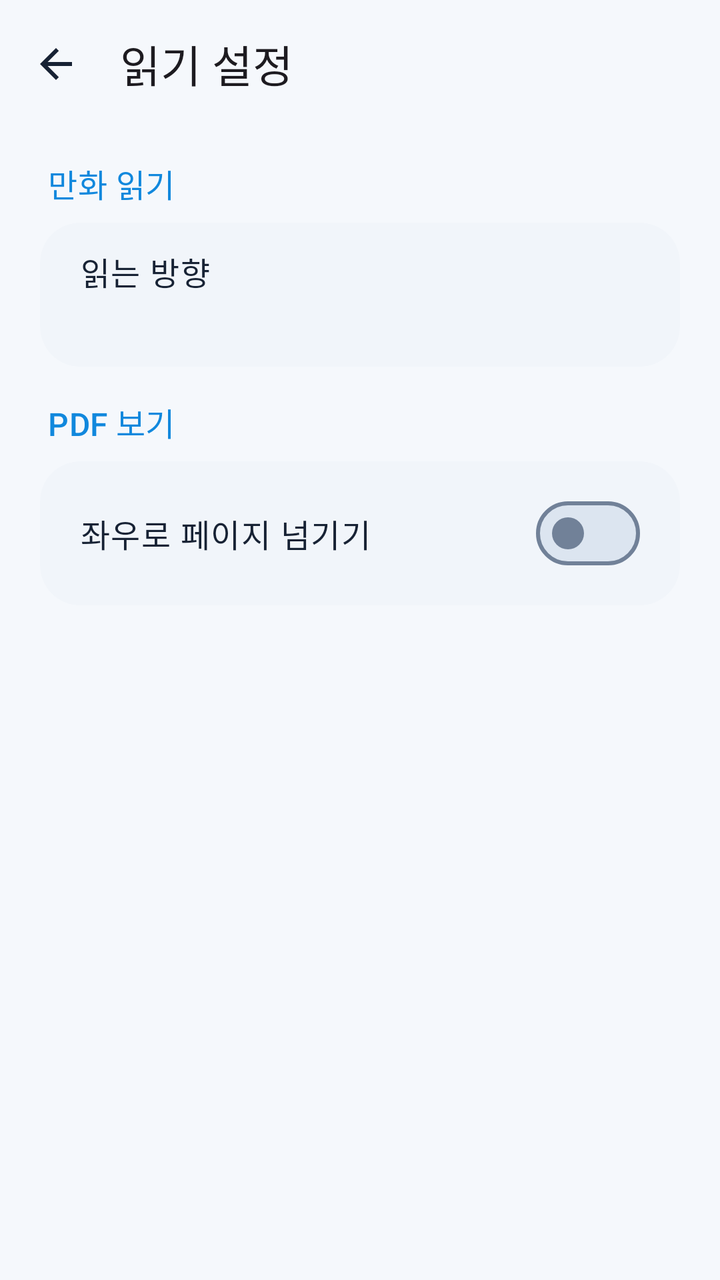
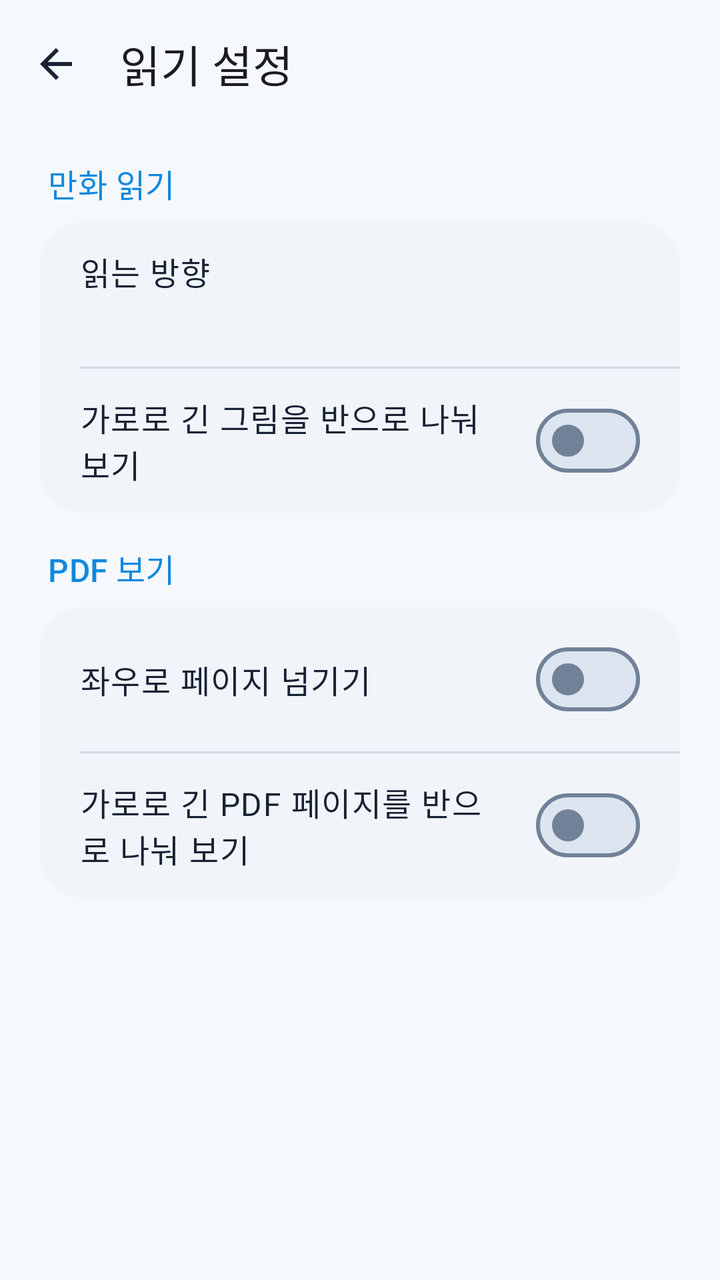

An Android layout rendered at two revisions. The XML below is the earlier revision; the diff shows what the commit changed to produce the second picture.
<!-- AndroidManifest.xml: application theme Theme.WaterView -->
<!-- res/layout/activity_settings.xml -->
<?xml version="1.0" encoding="utf-8"?>
<LinearLayout xmlns:android="http://schemas.android.com/apk/res/android"
    xmlns:app="http://schemas.android.com/apk/res-auto"
    android:id="@+id/settingsRoot"
    android:layout_width="match_parent"
    android:layout_height="match_parent"
    android:orientation="vertical"
    android:background="?attr/colorSurface">

    <com.google.android.material.appbar.MaterialToolbar
        android:id="@+id/settingsToolbar"
        android:layout_width="match_parent"
        android:layout_height="?attr/actionBarSize"
        android:background="?attr/colorSurface"
        app:navigationIcon="@drawable/ic_back"
        app:navigationContentDescription="@string/back"
        app:title="@string/reading_settings"
        app:titleTextAppearance="?attr/textAppearanceTitleLarge" />

    <ScrollView
        android:layout_width="match_parent"
        android:layout_height="0dp"
        android:layout_weight="1"
        android:fillViewport="true">

        <LinearLayout
            android:layout_width="match_parent"
            android:layout_height="wrap_content"
            android:orientation="vertical"
            android:paddingStart="20dp"
            android:paddingTop="16dp"
            android:paddingEnd="20dp"
            android:paddingBottom="24dp">

            <TextView
                android:layout_width="match_parent"
                android:layout_height="wrap_content"
                android:paddingStart="4dp"
                android:paddingBottom="8dp"
                android:text="@string/manga_settings"
                android:textAppearance="?attr/textAppearanceTitleMedium"
                android:textColor="?attr/colorPrimary" />

            <com.google.android.material.card.MaterialCardView
                android:layout_width="match_parent"
                android:layout_height="wrap_content"
                android:layout_marginBottom="16dp"
                app:cardBackgroundColor="?attr/colorSurfaceContainerLow"
                app:cardCornerRadius="20dp"
                app:strokeWidth="0dp">

                <LinearLayout
                    android:layout_width="match_parent"
                    android:layout_height="wrap_content"
                    android:orientation="vertical">

                    <LinearLayout
                        android:id="@+id/mangaDirectionRow"
                        android:layout_width="match_parent"
                        android:layout_height="wrap_content"
                        android:background="?attr/selectableItemBackground"
                        android:clickable="true"
                        android:focusable="true"
                        android:gravity="center_vertical"
                        android:minHeight="72dp"
                        android:orientation="vertical"
                        android:paddingStart="20dp"
                        android:paddingTop="12dp"
                        android:paddingEnd="20dp"
                        android:paddingBottom="12dp">
                        <TextView
                            android:layout_width="match_parent"
                            android:layout_height="wrap_content"
                            android:text="@string/manga_direction_title"
                            android:textAppearance="?attr/textAppearanceBodyLarge"
                            android:textColor="?attr/colorOnSurface" />
                        <TextView
                            android:id="@+id/mangaDirectionValue"
                            android:layout_width="match_parent"
                            android:layout_height="wrap_content"
                            android:paddingTop="4dp"
                            android:textAppearance="?attr/textAppearanceBodyMedium"
                            android:textColor="?attr/colorOnSurfaceVariant" />
                    </LinearLayout>

                </LinearLayout>
            </com.google.android.material.card.MaterialCardView>

            <TextView
                android:layout_width="match_parent"
                android:layout_height="wrap_content"
                android:paddingStart="4dp"
                android:paddingBottom="8dp"
                android:text="@string/pdf_settings"
                android:textAppearance="?attr/textAppearanceTitleMedium"
                android:textColor="?attr/colorPrimary" />

            <com.google.android.material.card.MaterialCardView
                android:layout_width="match_parent"
                android:layout_height="wrap_content"
                app:cardBackgroundColor="?attr/colorSurfaceContainerLow"
                app:cardCornerRadius="20dp"
                app:strokeWidth="0dp">
                <com.google.android.material.materialswitch.MaterialSwitch
                    android:id="@+id/pdfHorizontalSwitch"
                    android:layout_width="match_parent"
                    android:layout_height="wrap_content"
                    android:minHeight="72dp"
                    android:paddingStart="20dp"
                    android:paddingEnd="20dp"
                    android:text="@string/pdf_horizontal_pages"
                    android:textAppearance="?attr/textAppearanceBodyLarge"
                    android:textColor="?attr/colorOnSurface" />
            </com.google.android.material.card.MaterialCardView>

        </LinearLayout>
    </ScrollView>
</LinearLayout>
<!-- resources referenced by this layout -->
<resources>
  <!-- drawable ic_back (drawable) -->
  <?xml version="1.0" encoding="utf-8"?>
  <vector xmlns:android="http://schemas.android.com/apk/res/android"
      android:width="24dp"
      android:height="24dp"
      android:viewportWidth="24"
      android:viewportHeight="24"
      android:tint="?attr/colorOnSurface">
      <path
          android:fillColor="#FF000000"
          android:pathData="M20,11H7.83l5.59,-5.59L12,4l-8,8 8,8 1.41,-1.41L7.83,13H20v-2z" />
  </vector>
  <string name="back">뒤로</string>
  <string name="manga_direction_title">읽는 방향</string>
  <string name="manga_settings">만화 읽기</string>
  <string name="pdf_horizontal_pages">좌우로 페이지 넘기기</string>
  <string name="pdf_settings">PDF 보기</string>
  <string name="reading_settings">읽기 설정</string>
  <color name="waterview_primary">#1188DD</color>
  <color name="waterview_on_primary">#FFFFFF</color>
  <color name="waterview_primary_container">#D8EDFF</color>
  <color name="waterview_on_primary_container">#082E50</color>
  <color name="waterview_secondary">#29486F</color>
  <color name="waterview_on_secondary">#FFFFFF</color>
  <color name="waterview_secondary_container">#DEE9F8</color>
  <color name="waterview_on_secondary_container">#172D49</color>
  <color name="waterview_tertiary">#176D95</color>
  <color name="waterview_on_tertiary">#FFFFFF</color>
  <color name="waterview_tertiary_container">#CDEEFF</color>
  <color name="waterview_on_tertiary_container">#002B3D</color>
  <color name="waterview_error">#BA1A1A</color>
  <color name="waterview_on_error">#FFFFFF</color>
  <color name="waterview_error_container">#F9DEDC</color>
  <color name="waterview_on_error_container">#410E0B</color>
  <color name="waterview_surface">#F5F8FC</color>
  <color name="waterview_on_surface">#172234</color>
  <color name="waterview_surface_variant">#E6EDF6</color>
  <color name="waterview_on_surface_variant">#46566D</color>
  <color name="waterview_surface_container_lowest">#FFFFFF</color>
  <color name="waterview_surface_container_low">#F1F5FA</color>
  <color name="waterview_surface_container">#EAF0F7</color>
  <color name="waterview_surface_container_high">#E4EBF4</color>
  <color name="waterview_surface_container_highest">#DCE5F0</color>
  <color name="waterview_surface_dim">#D5DFEB</color>
  <color name="waterview_surface_bright">#FFFFFF</color>
  <color name="waterview_outline">#718198</color>
  <color name="waterview_outline_variant">#CDD8E6</color>
  <color name="waterview_inverse_surface">#25344A</color>
  <color name="waterview_inverse_on_surface">#EDF3FC</color>
  <color name="waterview_inverse_primary">#62BAEE</color>
  <!-- unchanged entries left out for length: 1 -->
</resources>

<!-- the commit's change to res/layout/activity_settings.xml (unified diff, before → after) -->
@@ -83,6 +83,23 @@
                             android:textColor="?attr/colorOnSurfaceVariant" />
                     </LinearLayout>
 
+                    <View
+                        android:layout_width="match_parent"
+                        android:layout_height="1dp"
+                        android:layout_marginStart="20dp"
+                        android:background="?attr/colorOutlineVariant" />
+
+                    <com.google.android.material.materialswitch.MaterialSwitch
+                        android:id="@+id/splitWidePagesSwitch"
+                        android:layout_width="match_parent"
+                        android:layout_height="wrap_content"
+                        android:minHeight="72dp"
+                        android:paddingStart="20dp"
+                        android:paddingEnd="20dp"
+                        android:text="@string/split_wide_pages"
+                        android:textAppearance="?attr/textAppearanceBodyLarge"
+                        android:textColor="?attr/colorOnSurface" />
+
                 </LinearLayout>
             </com.google.android.material.card.MaterialCardView>
 
@@ -101,16 +118,36 @@
                 app:cardBackgroundColor="?attr/colorSurfaceContainerLow"
                 app:cardCornerRadius="20dp"
                 app:strokeWidth="0dp">
-                <com.google.android.material.materialswitch.MaterialSwitch
-                    android:id="@+id/pdfHorizontalSwitch"
+                <LinearLayout
                     android:layout_width="match_parent"
                     android:layout_height="wrap_content"
-                    android:minHeight="72dp"
-                    android:paddingStart="20dp"
-                    android:paddingEnd="20dp"
-                    android:text="@string/pdf_horizontal_pages"
-                    android:textAppearance="?attr/textAppearanceBodyLarge"
-                    android:textColor="?attr/colorOnSurface" />
+                    android:orientation="vertical">
+                    <com.google.android.material.materialswitch.MaterialSwitch
+                        android:id="@+id/pdfHorizontalSwitch"
+                        android:layout_width="match_parent"
+                        android:layout_height="wrap_content"
+                        android:minHeight="72dp"
+                        android:paddingStart="20dp"
+                        android:paddingEnd="20dp"
+                        android:text="@string/pdf_horizontal_pages"
+                        android:textAppearance="?attr/textAppearanceBodyLarge"
+                        android:textColor="?attr/colorOnSurface" />
+                    <View
+                        android:layout_width="match_parent"
+                        android:layout_height="1dp"
+                        android:layout_marginStart="20dp"
+                        android:background="?attr/colorOutlineVariant" />
+                    <com.google.android.material.materialswitch.MaterialSwitch
+                        android:id="@+id/pdfSplitWidePagesSwitch"
+                        android:layout_width="match_parent"
+                        android:layout_height="wrap_content"
+                        android:minHeight="72dp"
+                        android:paddingStart="20dp"
+                        android:paddingEnd="20dp"
+                        android:text="@string/pdf_split_wide_pages"
+                        android:textAppearance="?attr/textAppearanceBodyLarge"
+                        android:textColor="?attr/colorOnSurface" />
+                </LinearLayout>
             </com.google.android.material.card.MaterialCardView>
 
         </LinearLayout>
<!-- resource entries referenced after the edit -->
@@ -17,7 +17,9 @@
   <string name="manga_settings">만화 읽기</string>
   <string name="pdf_horizontal_pages">좌우로 페이지 넘기기</string>
   <string name="pdf_settings">PDF 보기</string>
+  <string name="pdf_split_wide_pages">가로로 긴 PDF 페이지를 반으로 나눠 보기</string>
   <string name="reading_settings">읽기 설정</string>
+  <string name="split_wide_pages">가로로 긴 그림을 반으로 나눠 보기</string>
   <color name="waterview_primary">#1188DD</color>
   <color name="waterview_on_primary">#FFFFFF</color>
   <color name="waterview_primary_container">#D8EDFF</color>
